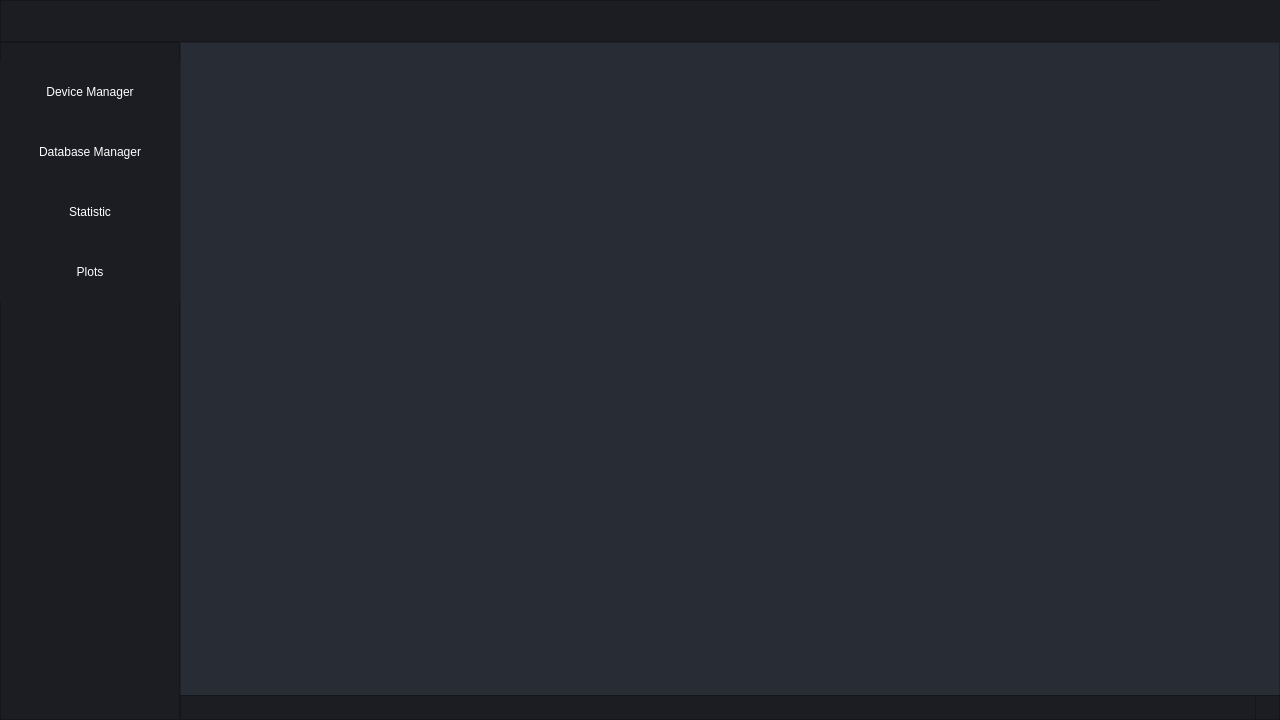
MetallicAlex/Thermal-Camera, file widget/form_main.ui: the form before one commit.
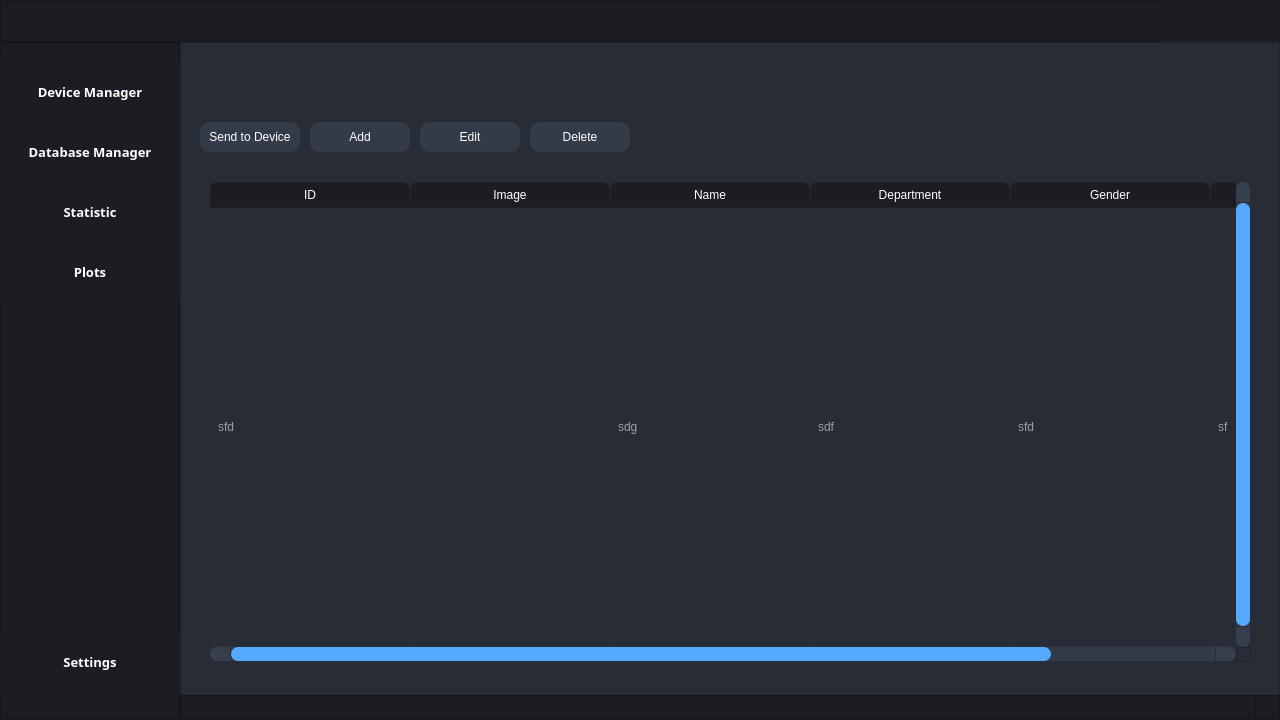
The form after the commit. The open tabs and pages were chosen to show the change. Icons and pictures are not drawn.

```diff
--- a/widget/form_main.ui
+++ b/widget/form_main.ui
@@ -482,6 +482,14 @@
         <height>60</height>
        </rect>
       </property>
+      <property name="font">
+       <font>
+        <family>Ebrima</family>
+        <pointsize>10</pointsize>
+        <weight>75</weight>
+        <bold>true</bold>
+       </font>
+      </property>
       <property name="styleSheet">
        <string notr="true">QPushButton {
 	background-position: center;
@@ -512,6 +520,14 @@
         <height>60</height>
        </rect>
       </property>
+      <property name="font">
+       <font>
+        <family>Ebrima</family>
+        <pointsize>10</pointsize>
+        <weight>75</weight>
+        <bold>true</bold>
+       </font>
+      </property>
       <property name="styleSheet">
        <string notr="true">QPushButton {
 	background-position: center;
@@ -542,6 +558,14 @@
         <height>60</height>
        </rect>
       </property>
+      <property name="font">
+       <font>
+        <family>Ebrima</family>
+        <pointsize>10</pointsize>
+        <weight>75</weight>
+        <bold>true</bold>
+       </font>
+      </property>
       <property name="styleSheet">
        <string notr="true">QPushButton {
 	background-position: center;
@@ -572,6 +596,14 @@
         <height>60</height>
        </rect>
       </property>
+      <property name="font">
+       <font>
+        <family>Ebrima</family>
+        <pointsize>10</pointsize>
+        <weight>75</weight>
+        <bold>true</bold>
+       </font>
+      </property>
       <property name="styleSheet">
        <string notr="true">QPushButton {
 	background-position: center;
@@ -593,6 +625,44 @@
        <bool>true</bool>
       </property>
      </widget>
+     <widget class="QPushButton" name="button_settings">
+      <property name="geometry">
+       <rect>
+        <x>0</x>
+        <y>590</y>
+        <width>180</width>
+        <height>60</height>
+       </rect>
+      </property>
+      <property name="font">
+       <font>
+        <family>Ebrima</family>
+        <pointsize>10</pointsize>
+        <weight>75</weight>
+        <bold>true</bold>
+       </font>
+      </property>
+      <property name="styleSheet">
+       <string notr="true">QPushButton {
+	background-position: center;
+	background-repeat: no-reperat;
+	border: none;
+	color: rgb(255, 255, 255);
+}
+QPushButton:hover {
+	background-color: rgb(40, 44, 52);
+}
+QPushButton:pressed {	
+	background-color: rgb(85, 170, 255);
+}</string>
+      </property>
+      <property name="text">
+       <string>Settings</string>
+      </property>
+      <property name="flat">
+       <bool>true</bool>
+      </property>
+     </widget>
     </widget>
     <widget class="QFrame" name="frame_contains">
      <property name="geometry">
@@ -1064,7 +1134,451 @@
         </property>
        </widget>
       </widget>
-      <widget class="QWidget" name="page_database"/>
+      <widget class="QWidget" name="page_database">
+       <widget class="QTableWidget" name="table_persons">
+        <property name="geometry">
+         <rect>
+          <x>10</x>
+          <y>120</y>
+          <width>1060</width>
+          <height>500</height>
+         </rect>
+        </property>
+        <property name="palette">
+         <palette>
+          <active>
+           <colorrole role="WindowText">
+            <brush brushstyle="SolidPattern">
+             <color alpha="255">
+              <red>160</red>
+              <green>160</green>
+              <blue>160</blue>
+             </color>
+            </brush>
+           </colorrole>
+           <colorrole role="Button">
+            <brush brushstyle="SolidPattern">
+             <color alpha="255">
+              <red>39</red>
+              <green>44</green>
+              <blue>54</blue>
+             </color>
+            </brush>
+           </colorrole>
+           <colorrole role="Text">
+            <brush brushstyle="SolidPattern">
+             <color alpha="255">
+              <red>160</red>
+              <green>160</green>
+              <blue>160</blue>
+             </color>
+            </brush>
+           </colorrole>
+           <colorrole role="Base">
+            <brush brushstyle="SolidPattern">
+             <color alpha="255">
+              <red>39</red>
+              <green>44</green>
+              <blue>54</blue>
+             </color>
+            </brush>
+           </colorrole>
+           <colorrole role="Window">
+            <brush brushstyle="SolidPattern">
+             <color alpha="255">
+              <red>39</red>
+              <green>44</green>
+              <blue>54</blue>
+             </color>
+            </brush>
+           </colorrole>
+          </active>
+          <inactive>
+           <colorrole role="WindowText">
+            <brush brushstyle="SolidPattern">
+             <color alpha="255">
+              <red>160</red>
+              <green>160</green>
+              <blue>160</blue>
+             </color>
+            </brush>
+           </colorrole>
+           <colorrole role="Button">
+            <brush brushstyle="SolidPattern">
+             <color alpha="255">
+              <red>39</red>
+              <green>44</green>
+              <blue>54</blue>
+             </color>
+            </brush>
+           </colorrole>
+           <colorrole role="Text">
+            <brush brushstyle="SolidPattern">
+             <color alpha="255">
+              <red>160</red>
+              <green>160</green>
+              <blue>160</blue>
+             </color>
+            </brush>
+           </colorrole>
+           <colorrole role="Base">
+            <brush brushstyle="SolidPattern">
+             <color alpha="255">
+              <red>39</red>
+              <green>44</green>
+              <blue>54</blue>
+             </color>
+            </brush>
+           </colorrole>
+           <colorrole role="Window">
+            <brush brushstyle="SolidPattern">
+             <color alpha="255">
+              <red>39</red>
+              <green>44</green>
+              <blue>54</blue>
+             </color>
+            </brush>
+           </colorrole>
+          </inactive>
+          <disabled>
+           <colorrole role="WindowText">
+            <brush brushstyle="SolidPattern">
+             <color alpha="255">
+              <red>120</red>
+              <green>120</green>
+              <blue>120</blue>
+             </color>
+            </brush>
+           </colorrole>
+           <colorrole role="Button">
+            <brush brushstyle="SolidPattern">
+             <color alpha="255">
+              <red>39</red>
+              <green>44</green>
+              <blue>54</blue>
+             </color>
+            </brush>
+           </colorrole>
+           <colorrole role="Text">
+            <brush brushstyle="SolidPattern">
+             <color alpha="255">
+              <red>120</red>
+              <green>120</green>
+              <blue>120</blue>
+             </color>
+            </brush>
+           </colorrole>
+           <colorrole role="Base">
+            <brush brushstyle="SolidPattern">
+             <color alpha="255">
+              <red>39</red>
+              <green>44</green>
+              <blue>54</blue>
+             </color>
+            </brush>
+           </colorrole>
+           <colorrole role="Window">
+            <brush brushstyle="SolidPattern">
+             <color alpha="255">
+              <red>39</red>
+              <green>44</green>
+              <blue>54</blue>
+             </color>
+            </brush>
+           </colorrole>
+          </disabled>
+         </palette>
+        </property>
+        <property name="styleSheet">
+         <string notr="true">QTableWidget {	
+	background-color: rgb(39, 44, 54);
+	padding: 10px;
+	border-radius: 5px;
+	gridline-color: rgb(44, 49, 60);
+	border-bottom: 1px solid rgb(44, 49, 60);
+}
+QTableWidget::item{
+	border-color: rgb(44, 49, 60);
+	padding-left: 5px;
+	padding-right: 5px;
+	gridline-color: rgb(44, 49, 60);
+}
+QTableWidget::item:selected{
+	background-color: rgb(85, 170, 255);
+}
+QScrollBar:horizontal {
+    border: none;
+    background: rgb(52, 59, 72);
+    height: 14px;
+    margin: 0px 21px 0 21px;
+	border-radius: 0px;
+}
+ QScrollBar:vertical {
+	border: none;
+    background: rgb(52, 59, 72);
+    width: 14px;
+    margin: 21px 0 21px 0;
+	border-radius: 0px;
+ }
+QHeaderView::section{
+	Background-color: rgb(39, 44, 54);
+	max-width: 30px;
+	border: 1px solid rgb(44, 49, 60);
+	border-style: none;
+    border-bottom: 1px solid rgb(44, 49, 60);
+    border-right: 1px solid rgb(44, 49, 60);
+}
+QTableWidget::horizontalHeader {	
+	background-color: rgb(81, 255, 0);
+}
+QHeaderView::section:horizontal
+{
+    border: 1px solid rgb(32, 34, 42);
+	background-color: rgb(27, 29, 35);
+	color: rgb(255, 255, 255);
+	padding: 3px;
+	border-top-left-radius: 7px;
+    border-top-right-radius: 7px;
+}
+QHeaderView::section:vertical
+{
+    border: 1px solid rgb(44, 49, 60);
+}
+</string>
+        </property>
+        <property name="frameShape">
+         <enum>QFrame::NoFrame</enum>
+        </property>
+        <property name="verticalScrollBarPolicy">
+         <enum>Qt::ScrollBarAlwaysOn</enum>
+        </property>
+        <property name="sizeAdjustPolicy">
+         <enum>QAbstractScrollArea::AdjustToContents</enum>
+        </property>
+        <property name="editTriggers">
+         <set>QAbstractItemView::NoEditTriggers</set>
+        </property>
+        <property name="alternatingRowColors">
+         <bool>false</bool>
+        </property>
+        <property name="selectionMode">
+         <enum>QAbstractItemView::SingleSelection</enum>
+        </property>
+        <property name="selectionBehavior">
+         <enum>QAbstractItemView::SelectRows</enum>
+        </property>
+        <property name="textElideMode">
+         <enum>Qt::ElideMiddle</enum>
+        </property>
+        <property name="rowCount">
+         <number>1</number>
+        </property>
+        <property name="columnCount">
+         <number>6</number>
+        </property>
+        <attribute name="horizontalHeaderVisible">
+         <bool>true</bool>
+        </attribute>
+        <attribute name="horizontalHeaderCascadingSectionResizes">
+         <bool>true</bool>
+        </attribute>
+        <attribute name="horizontalHeaderDefaultSectionSize">
+         <number>200</number>
+        </attribute>
+        <attribute name="horizontalHeaderStretchLastSection">
+         <bool>false</bool>
+        </attribute>
+        <attribute name="verticalHeaderVisible">
+         <bool>false</bool>
+        </attribute>
+        <attribute name="verticalHeaderHighlightSections">
+         <bool>false</bool>
+        </attribute>
+        <attribute name="verticalHeaderStretchLastSection">
+         <bool>true</bool>
+        </attribute>
+        <row/>
+        <column>
+         <property name="text">
+          <string>ID</string>
+         </property>
+        </column>
+        <column>
+         <property name="text">
+          <string>Image</string>
+         </property>
+        </column>
+        <column>
+         <property name="text">
+          <string>Name</string>
+         </property>
+        </column>
+        <column>
+         <property name="text">
+          <string>Department</string>
+         </property>
+        </column>
+        <column>
+         <property name="text">
+          <string>Gender</string>
+         </property>
+        </column>
+        <column>
+         <property name="text">
+          <string>Phone Number</string>
+         </property>
+        </column>
+        <item row="0" column="0">
+         <property name="text">
+          <string>sfd</string>
+         </property>
+        </item>
+        <item row="0" column="2">
+         <property name="text">
+          <string>sdg</string>
+         </property>
+        </item>
+        <item row="0" column="3">
+         <property name="text">
+          <string>sdf</string>
+         </property>
+        </item>
+        <item row="0" column="4">
+         <property name="text">
+          <string>sfd</string>
+         </property>
+        </item>
+        <item row="0" column="5">
+         <property name="text">
+          <string>sf</string>
+         </property>
+        </item>
+       </widget>
+       <widget class="QPushButton" name="button_delete_person">
+        <property name="geometry">
+         <rect>
+          <x>340</x>
+          <y>70</y>
+          <width>100</width>
+          <height>30</height>
+         </rect>
+        </property>
+        <property name="styleSheet">
+         <string notr="true">QPushButton {
+	border: 2px solid rgb(52, 59, 72);
+	border-radius: 10px;	
+	background-color: rgb(52, 59, 72);
+	color: rgb(255, 255, 255);
+}
+QPushButton:hover {
+	background-color: rgb(57, 65, 80);
+	color: rgb(227, 227, 227);
+	border: 2px solid rgb(61, 70, 86);
+}
+QPushButton:pressed {	
+	background-color: rgb(35, 40, 49);
+	color: rgb(255, 255, 255);
+	border: 2px solid rgb(43, 50, 61);
+}</string>
+        </property>
+        <property name="text">
+         <string>Delete</string>
+        </property>
+       </widget>
+       <widget class="QPushButton" name="button_edit_person">
+        <property name="geometry">
+         <rect>
+          <x>230</x>
+          <y>70</y>
+          <width>100</width>
+          <height>30</height>
+         </rect>
+        </property>
+        <property name="styleSheet">
+         <string notr="true">QPushButton {
+	border: 2px solid rgb(52, 59, 72);
+	border-radius: 10px;	
+	background-color: rgb(52, 59, 72);
+	color: rgb(255, 255, 255);
+}
+QPushButton:hover {
+	background-color: rgb(57, 65, 80);
+	color: rgb(227, 227, 227);
+	border: 2px solid rgb(61, 70, 86);
+}
+QPushButton:pressed {	
+	background-color: rgb(35, 40, 49);
+	color: rgb(255, 255, 255);
+	border: 2px solid rgb(43, 50, 61);
+}</string>
+        </property>
+        <property name="text">
+         <string>Edit</string>
+        </property>
+       </widget>
+       <widget class="QPushButton" name="button_add_person">
+        <property name="geometry">
+         <rect>
+          <x>120</x>
+          <y>70</y>
+          <width>100</width>
+          <height>30</height>
+         </rect>
+        </property>
+        <property name="styleSheet">
+         <string notr="true">QPushButton {
+	border: 2px solid rgb(52, 59, 72);
+	border-radius: 10px;	
+	background-color: rgb(52, 59, 72);
+	color: rgb(255, 255, 255);
+}
+QPushButton:hover {
+	background-color: rgb(57, 65, 80);
+	color: rgb(227, 227, 227);
+	border: 2px solid rgb(61, 70, 86);
+}
+QPushButton:pressed {	
+	background-color: rgb(35, 40, 49);
+	color: rgb(255, 255, 255);
+	border: 2px solid rgb(43, 50, 61);
+}</string>
+        </property>
+        <property name="text">
+         <string>Add</string>
+        </property>
+       </widget>
+       <widget class="QPushButton" name="button_send_device">
+        <property name="geometry">
+         <rect>
+          <x>10</x>
+          <y>70</y>
+          <width>100</width>
+          <height>30</height>
+         </rect>
+        </property>
+        <property name="styleSheet">
+         <string notr="true">QPushButton {
+	border: 2px solid rgb(52, 59, 72);
+	border-radius: 10px;	
+	background-color: rgb(52, 59, 72);
+	color: rgb(255, 255, 255);
+}
+QPushButton:hover {
+	background-color: rgb(57, 65, 80);
+	color: rgb(227, 227, 227);
+	border: 2px solid rgb(61, 70, 86);
+}
+QPushButton:pressed {	
+	background-color: rgb(35, 40, 49);
+	color: rgb(255, 255, 255);
+	border: 2px solid rgb(43, 50, 61);
+}</string>
+        </property>
+        <property name="text">
+         <string>Send to Device</string>
+        </property>
+       </widget>
+      </widget>
       <widget class="QWidget" name="page_statistic"/>
      </widget>
      <widget class="QFrame" name="frame_statusbar">
```
Left out of the diff: 6 changed lines with no effect on the pictures.
